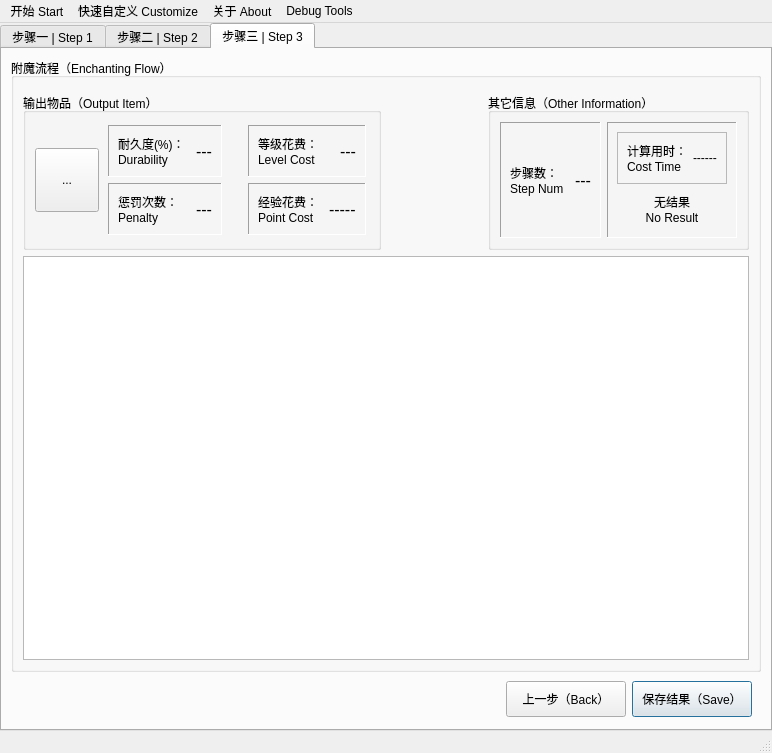
Above: awindow.ui from Dinosaur-MC/BestEnchSeq before the change. Below: the same form after it.
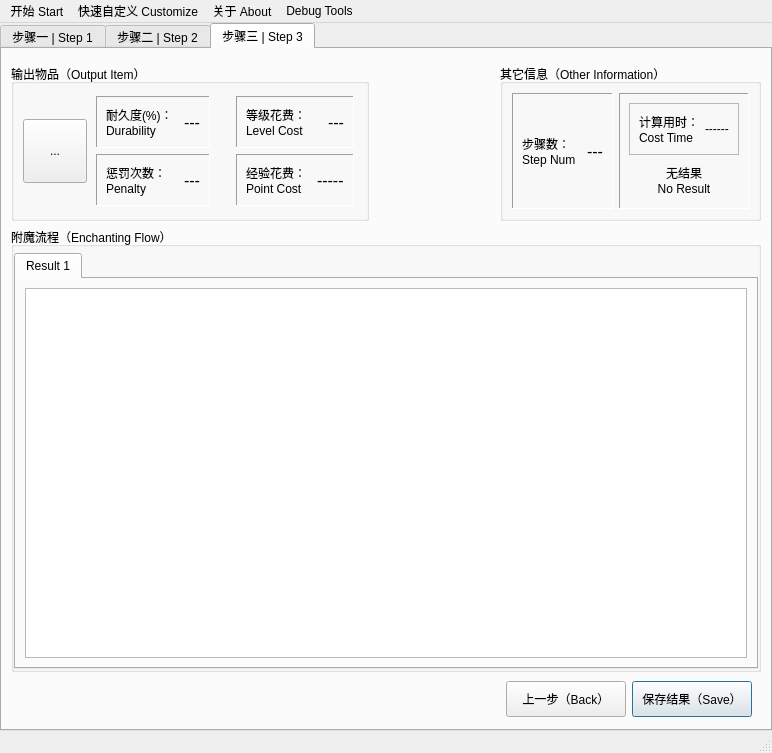
That is the form after the change. The open tabs and pages were chosen to show the change. Custom widgets are drawn as their Qt base class.

```diff
--- a/awindow.ui
+++ b/awindow.ui
@@ -655,12 +655,6 @@
        </attribute>
        <layout class="QVBoxLayout" name="verticalLayout_10">
         <item>
-         <widget class="QGroupBox" name="groupBox_7">
-          <property name="title">
-           <string>附魔流程（Enchanting Flow）</string>
-          </property>
-          <layout class="QVBoxLayout" name="verticalLayout_9">
-           <item>
             <widget class="QWidget" name="widget_5" native="true">
              <layout class="QHBoxLayout" name="horizontalLayout_3">
               <property name="leftMargin">
@@ -1035,7 +1029,39 @@
             </widget>
            </item>
            <item>
+         <widget class="QGroupBox" name="groupBox_7">
+          <property name="title">
+           <string>附魔流程（Enchanting Flow）</string>
+          </property>
+          <layout class="QVBoxLayout" name="verticalLayout_9">
+           <property name="leftMargin">
+            <number>0</number>
+           </property>
+           <property name="topMargin">
+            <number>6</number>
+           </property>
+           <property name="rightMargin">
+            <number>0</number>
+           </property>
+           <property name="bottomMargin">
+            <number>0</number>
+           </property>
+           <item>
+            <widget class="QTabWidget" name="tabWidget_flow">
+             <property name="currentIndex">
+              <number>0</number>
+             </property>
+             <widget class="QWidget" name="tabF_1">
+              <attribute name="title">
+               <string>Result 1</string>
+              </attribute>
+              <layout class="QVBoxLayout" name="verticalLayout_12">
+               <item>
             <widget class="FlowList" name="ListEnchantingFlow"/>
+               </item>
+              </layout>
+             </widget>
+            </widget>
            </item>
           </layout>
          </widget>
```
Left out of the diff: 12 changed lines with no effect on the pictures. Lines whose indentation alone changed are shown as unchanged.
